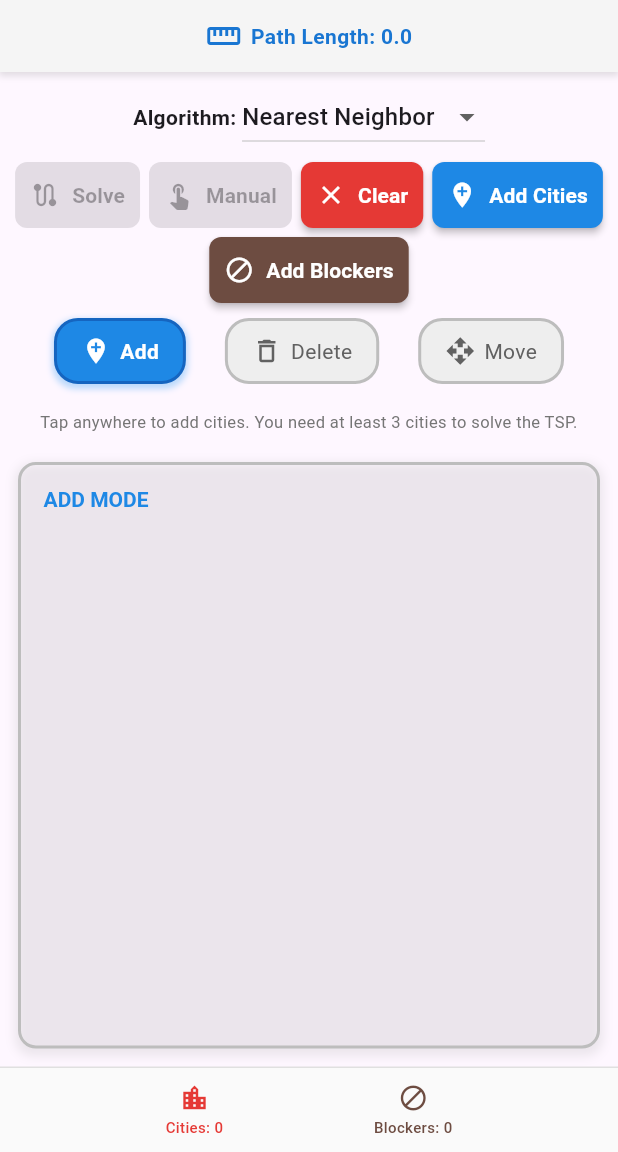
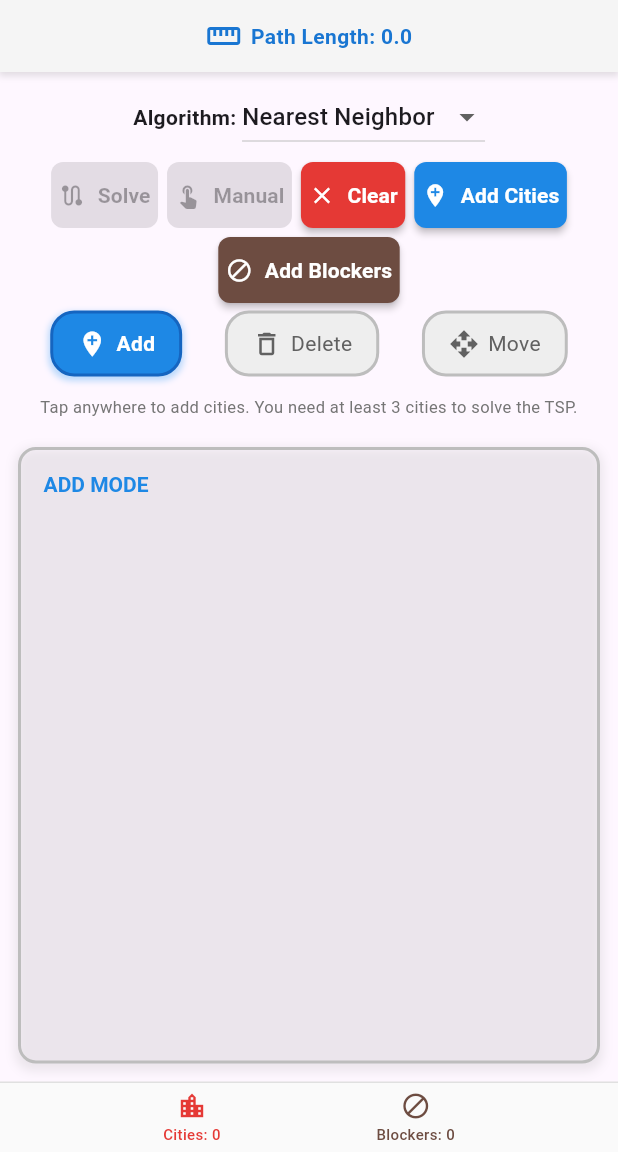
Before and after one commit to dev-ym/tsp1, a Flutter app: the screen it shows after launch, on a phone screen of 412 x 824 dp, the part 84-1236 px from its top. Run offline on Flutter 3.47's test engine with Material 3 defaults, Android fonts, the phone set to English and light mode, and no system bars.

Commit message:
adjust for smartphones

```diff
--- a/lib/main.dart
+++ b/lib/main.dart
@@ -18,7 +18,7 @@
 
   // Layout Constants
   static const double buttonSpacing = 6.0; //8.0;
-  static const double buttonPadding = 10.0; //12.0;
+  static const double buttonPadding = 5.0; //12.0;
   static const double compactButtonPadding = 6.0; //8.0;
   static const double canvasMargin = 12.0;
   static const double controlPanelPadding = 12.0; //16.0;
@@ -997,7 +997,7 @@
       height: TSPConstants.minButtonSize,
       child: ElevatedButton.icon(
         onPressed: onPressed,
-        icon: Icon(icon, size: 20),
+        icon: Icon(icon, size: 18),
         label: Text(
           label,
           style: TextStyle(fontSize: 14, fontWeight: FontWeight.w600),
```
Also changed, not shown: 3 other files.
